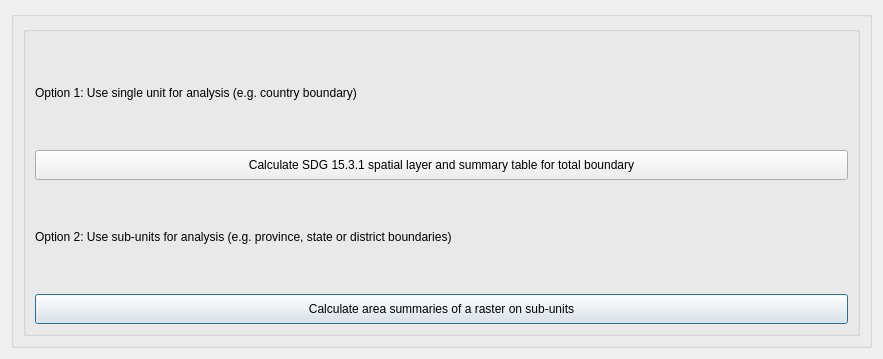
First picture: the form in LDMP/gui/DlgCalculateSnglMultPolygons.ui, repository ConservationInternational/trends.earth, before the edit.
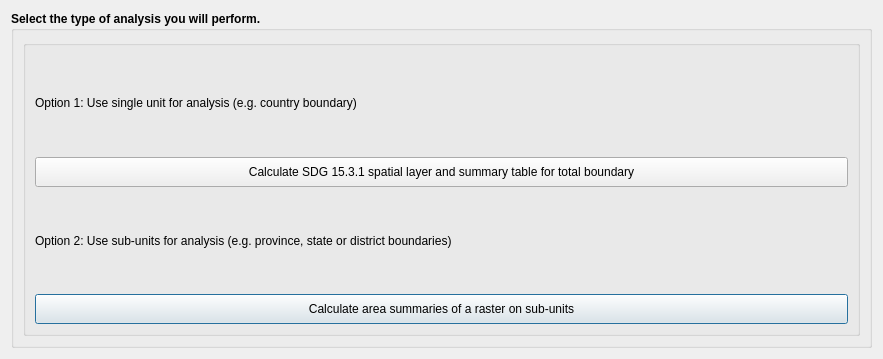
Second picture: the form after the edit.

Patch:
```diff
--- a/LDMP/gui/DlgCalculateSnglMultPolygons.ui
+++ b/LDMP/gui/DlgCalculateSnglMultPolygons.ui
@@ -32,7 +32,7 @@
       </font>
      </property>
      <property name="title">
-      <string/>
+      <string>Select the type of analysis you will perform.</string>
      </property>
      <layout class="QVBoxLayout" name="verticalLayout">
       <item>
```
